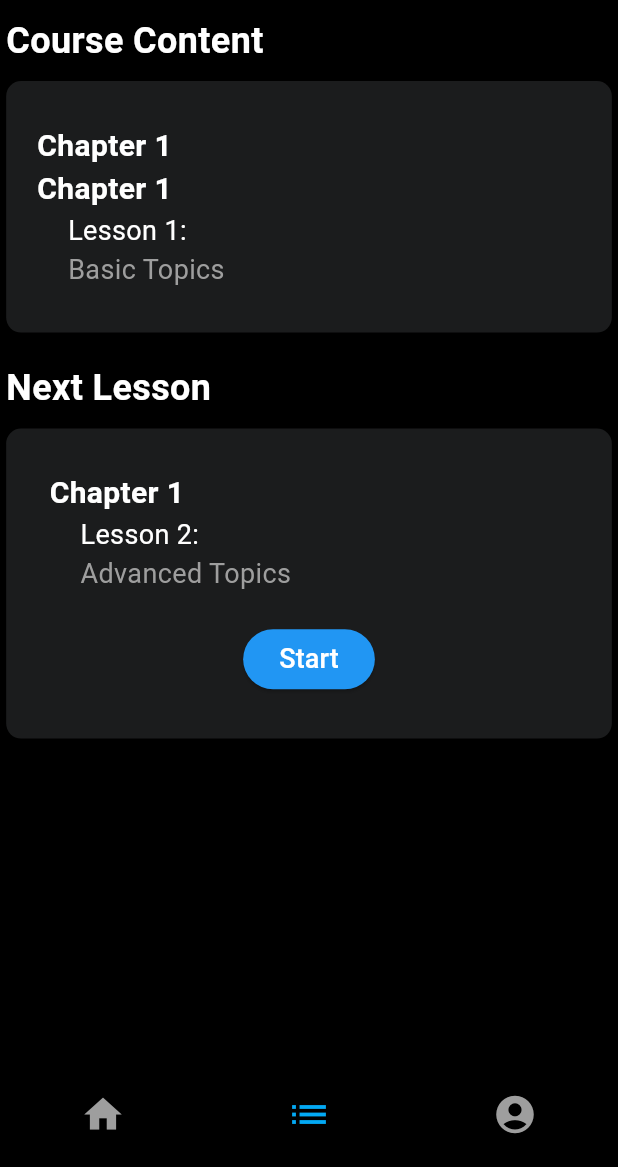
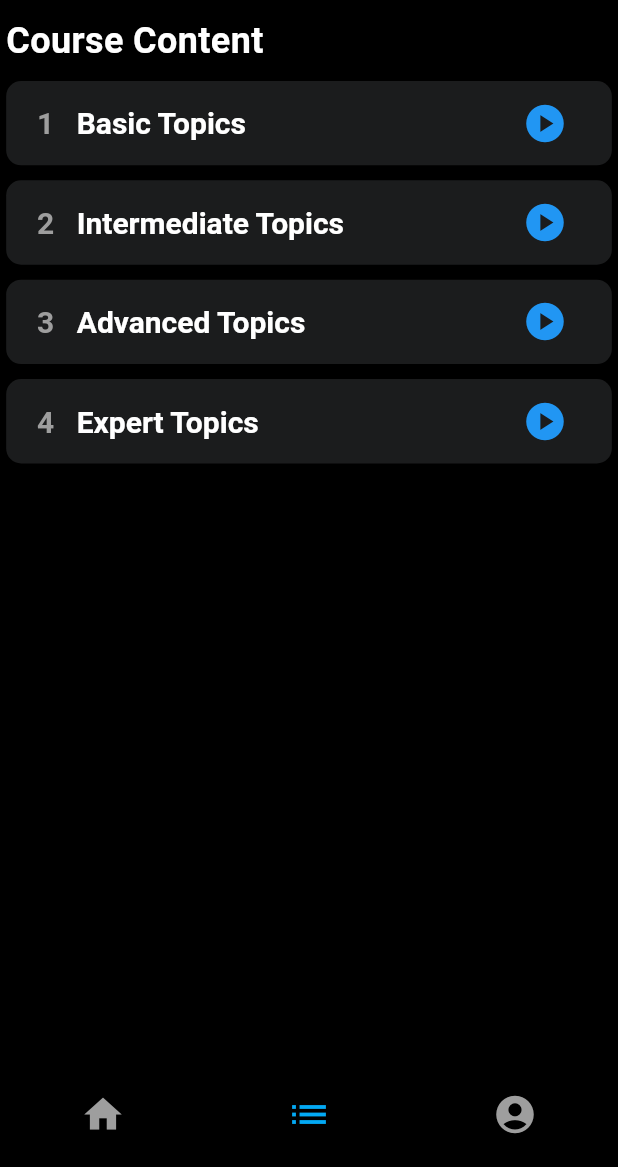
Before and after one commit to dopeCoded/bero, a Flutter app: the screen it shows after launch, item 2 of the bottom bar chosen, on a phone screen of 412 x 824 dp, the part 69-1236 px from its top. Run offline on Flutter 3.47's test engine with Material 3 defaults, Android fonts, the light colour scheme and no system bars.

Commit message:
list page

```diff
--- a/lib/list.dart
+++ b/lib/list.dart
@@ -9,6 +9,13 @@ class ListScreen extends StatefulWidget {
 }
 
 class ListScreenState extends State<ListScreen> {
+  final List<String> lessons = [
+    "Basic Topics",
+    "Intermediate Topics",
+    "Advanced Topics",
+    "Expert Topics",
+  ];
+
   @override
   Widget build(BuildContext context) {
     return Scaffold(
@@ -16,10 +23,10 @@ class ListScreenState extends State<ListScreen> {
       body: SafeArea(
         child: SingleChildScrollView(
           child: Padding(
-            padding: EdgeInsets.symmetric(horizontal: MediaQuery.of(context).size.width * 0.01),  // 横方向のパディングを少し減らす
+            padding: EdgeInsets.symmetric(horizontal: MediaQuery.of(context).size.width * 0.01),
             child: Column(
               mainAxisSize: MainAxisSize.min,
-              crossAxisAlignment: CrossAxisAlignment.start,  // 左揃えに設定
+              crossAxisAlignment: CrossAxisAlignment.start,
               children: <Widget>[
                 Row(
                   children: <Widget>[
@@ -34,13 +41,13 @@ class ListScreenState extends State<ListScreen> {
                     Icon(
                       Icons.expand_more,
                       color: Colors.white,
-                      size: 32,  // アイコンのサイズをテキストに合わせる
+                      size: 32,
                     ),
                     Spacer(),
                     Icon(
                       Icons.local_fire_department,
                       color: Colors.white,
-                      size: 32,  // アイコンのサイズをテキストに合わせる
+                      size: 32,
                     ),
                     Text(
                       '1',
@@ -58,75 +65,17 @@ class ListScreenState extends State<ListScreen> {
                   style: TextStyle(fontSize: 24, fontWeight: FontWeight.bold, color: Colors.white),
                 ),
                 SizedBox(height: 10),
-                Container(
-                  width: MediaQuery.of(context).size.width * 1,  // コンテナの幅を広げる
-                  padding: EdgeInsets.symmetric(vertical: MediaQuery.of(context).size.width * 0.07,horizontal: MediaQuery.of(context).size.width * 0.05),
-                  decoration: BoxDecoration(
-                    color: const Color(0xFF1B1C1D),
-                    borderRadius: BorderRadius.circular(10),
-                  ),
-                  child: Row(
-                    children: <Widget>[
-                      Expanded(
-                        child: Column(
-                          crossAxisAlignment: CrossAxisAlignment.start,
-                          children: <Widget>[
-                            Text('Chapter 1', style: TextStyle(fontSize: 20, fontWeight: FontWeight.bold, color: Colors.white)),
-                            Text('Chapter 1', style: TextStyle(fontSize: 20, fontWeight: FontWeight.bold, color: Colors.white)),
-                            Padding(
-                              padding: EdgeInsets.only(left: MediaQuery.of(context).size.width * 0.05),
-                              child: Text('Lesson 1:', style: TextStyle(fontSize: 18, color: Colors.white)),
-                            ),
-                            Padding(
-                              padding: EdgeInsets.only(left: MediaQuery.of(context).size.width * 0.05),
-                              child: Text('Basic Topics', style: TextStyle(fontSize: 18, color: Colors.grey)),
-                            ),
-                          ],
-                        ),
-                      ),
+                ...lessons.asMap().entries.map((entry) {
+                  int idx = entry.key;
+                  String lesson = entry.value;
+                  return Column(
+                    children: [
+                      lessonWidget(context, idx, lesson),
+                      SizedBox(height: 10),  // ここで間に余白を挟む
                     ],
-                  ),
-                ),
+                  );
+                }).toList(),
                 SizedBox(height: 20),
-                Text(
-                  'Next Lesson',
-                  style: TextStyle(fontSize: 24, fontWeight: FontWeight.bold, color: Colors.white),
-                ),
-                SizedBox(height: 10),
-                Container(
-                  width: MediaQuery.of(context).size.width,
-                  padding: EdgeInsets.all(MediaQuery.of(context).size.width * 0.07),
-                  decoration: BoxDecoration(
-                    color: const Color(0xFF1B1C1D),
-                    borderRadius: BorderRadius.circular(10),
-                  ),
-                  child: Column(
-                    crossAxisAlignment: CrossAxisAlignment.start,
-                    children: <Widget>[
-                      Text('Chapter 1', style: TextStyle(fontSize: 20, fontWeight: FontWeight.bold, color: Colors.white)),
-                      Padding(
-                        padding: EdgeInsets.only(left: MediaQuery.of(context).size.width * 0.05),
-                        child: Text('Lesson 2:', style: TextStyle(fontSize: 18, color: Colors.white)),
-                      ),
-                      Padding(
-                        padding: EdgeInsets.only(left: MediaQuery.of(context).size.width * 0.05),
-                        child: Text('Advanced Topics', style: TextStyle(fontSize: 18, color: Colors.grey)),
-                      ),
-                      SizedBox(height: 20),
-                      Center(  // Center ウィジェットを追加してボタンを中央に配置
-                        child: ElevatedButton(
-                          onPressed: () {
-                            // Button action
-                          },
-                          child: Text('Start', style: TextStyle(fontSize: 18, color: Colors.white)),
-                          style: ElevatedButton.styleFrom(
-                            foregroundColor: Colors.white, backgroundColor: Colors.blue,
-                          ),
-                        ),
-                      ),
-                    ],
-                  ),
-                ),
               ],
             ),
           ),
@@ -134,4 +83,40 @@ class ListScreenState extends State<ListScreen> {
       ),
     );
   }
+
+  Widget lessonWidget(BuildContext context, int index, String lessonName) {
+    return Container(
+      width: MediaQuery.of(context).size.width,
+      padding: EdgeInsets.symmetric(vertical: MediaQuery.of(context).size.width * 0.01, horizontal: MediaQuery.of(context).size.width * 0.05),
+      decoration: BoxDecoration(
+        color: const Color(0xFF1B1C1D),
+        borderRadius: BorderRadius.circular(10),
+      ),
+      child: Row(
+        children: <Widget>[
+          RichText(
+            text: TextSpan(
+              children: [
+                TextSpan(
+                  text: '${index + 1}   ',  // インデックスを1から数えるように +1
+                  style: TextStyle(fontSize: 20, fontWeight: FontWeight.bold, color: Colors.grey),
+                ),
+                TextSpan(
+                  text: lessonName,
+                  style: TextStyle(fontSize: 20, fontWeight: FontWeight.bold, color: Colors.white),
+                ),
+              ],
+            ),
+          ),
+          Spacer(),
+          IconButton(
+            icon: Icon(Icons.play_circle, color: Colors.blue, size: 30),
+            onPressed: () {
+              // ここで何かアクションを実行
+            },
+          ),
+        ],
+      ),
+    );
+  }
 }
```
